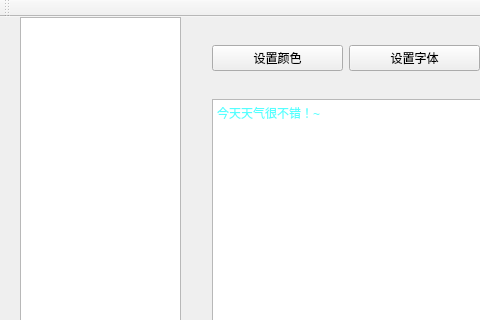
Clownier/Undergraduate-Computer-Network-chatClient, file mainwindow.ui: the form before one commit; both pictures show x 0 to 480 and y 0 to 320 of the 798 by 547 pixel window.
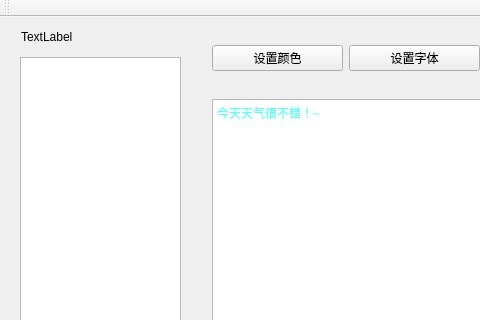
The form after the commit. Custom widgets are drawn as their Qt base class.

Patch:
```diff
--- a/mainwindow.ui
+++ b/mainwindow.ui
@@ -18,9 +18,9 @@
     <property name="geometry">
      <rect>
       <x>20</x>
-      <y>0</y>
+      <y>40</y>
       <width>161</width>
-      <height>481</height>
+      <height>441</height>
      </rect>
     </property>
    </widget>
@@ -124,6 +124,19 @@
      </item>
     </layout>
    </widget>
+   <widget class="QLabel" name="currentUser">
+    <property name="geometry">
+     <rect>
+      <x>21</x>
+      <y>10</y>
+      <width>151</width>
+      <height>20</height>
+     </rect>
+    </property>
+    <property name="text">
+     <string>TextLabel</string>
+    </property>
+   </widget>
   </widget>
   <widget class="QMenuBar" name="menuBar">
    <property name="geometry">
```
